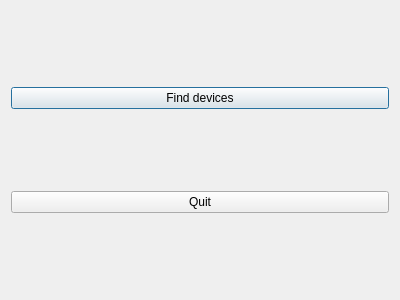
First picture: the form in chat.ui, repository Jac0line/BluetoothTesting, before the edit.
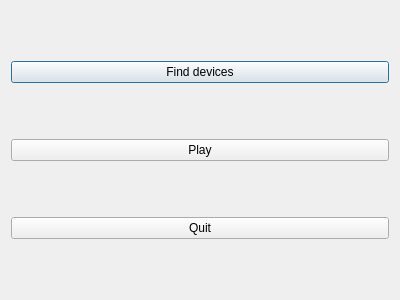
Second picture: the form after the edit.

Commit message: split play and connect func

Patch:
```diff
--- a/chat.ui
+++ b/chat.ui
@@ -15,14 +15,22 @@
   </property>
   <layout class="QVBoxLayout" name="verticalLayout">
    <item>
-    <layout class="QHBoxLayout" name="horizontalLayout"/>
+    <layout class="QHBoxLayout" name="horizontalLayout">
+     <item>
+      <widget class="QPushButton" name="connectButton">
+       <property name="text">
+        <string>Find devices</string>
+       </property>
+      </widget>
+     </item>
+    </layout>
    </item>
    <item>
     <layout class="QHBoxLayout" name="horizontalLayout_2">
      <item>
-      <widget class="QPushButton" name="connectButton">
+      <widget class="QPushButton" name="playButton">
        <property name="text">
-        <string>Find devices</string>
+        <string>Play</string>
        </property>
       </widget>
      </item>
```
The commit also changes 3 other files.
